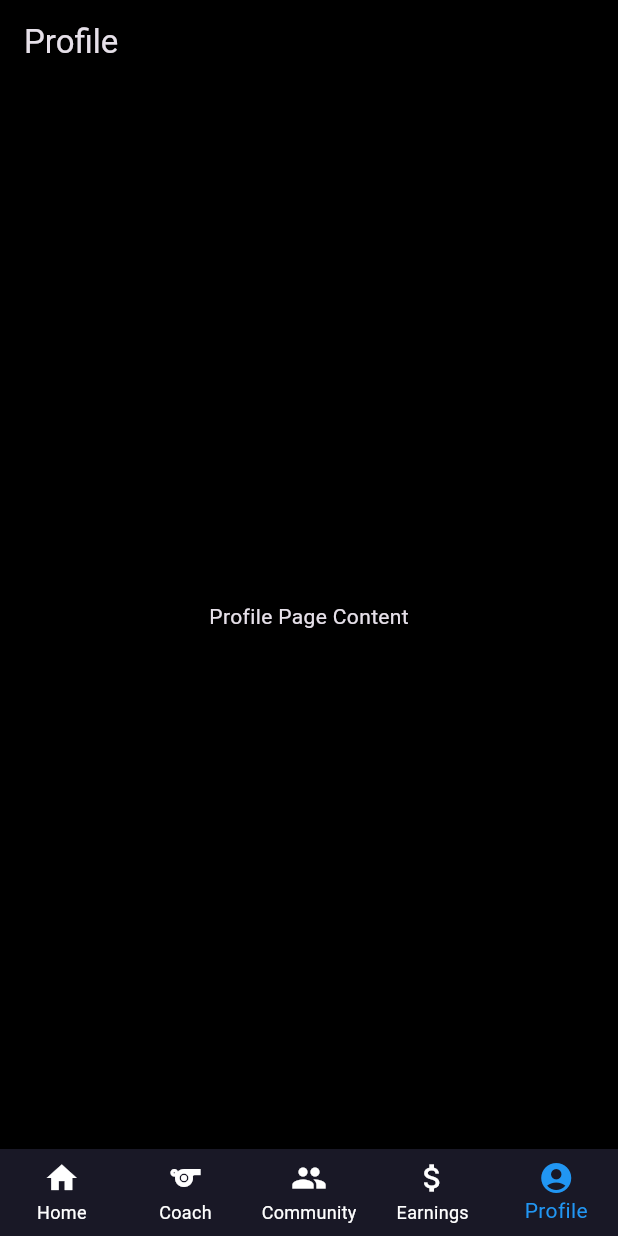
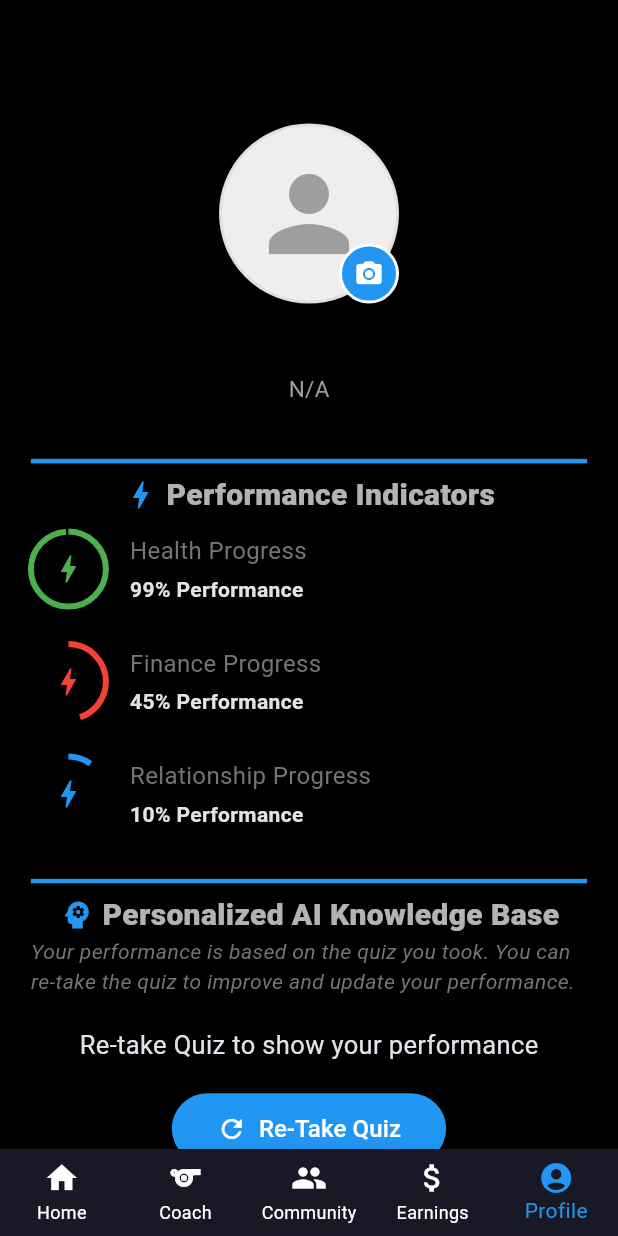
Before and after one commit to Onome15/iyf, a Flutter app: the BottomNavBar screen opened directly, item 5 of the bottom bar chosen, on a phone screen of 412 x 824 dp. Run offline on Flutter 3.47's test engine with Material 3 defaults, Android fonts, the phone set to English and light mode, and no system bars; our stand-ins replace animated_text_kit, flutter_riverpod, fluttertoast, font_awesome_flutter, marquee, shared_preferences; accounts and stored records are empty.

Commit message:
added profile

```diff
--- a/lib/main.dart
+++ b/lib/main.dart
@@ -21,6 +21,6 @@ class MyApp extends StatelessWidget {
             backgroundColor: Colors.black,
           ),
         ),
-        home: const BottomNavBar());
+        home: const SplashScreen());
   }
 }
--- a/lib/screens/home/home_page.dart
+++ b/lib/screens/home/home_page.dart
@@ -54,7 +54,7 @@ class _HomePageState extends ConsumerState<HomePage> {
             Row(
               children: [
                 CircleAvatar(
-                  radius: screenWidth * 0.075,
+                  radius: screenWidth * 0.07,
                   backgroundColor: Colors.grey,
                   child: Icon(
                     Icons.person,
@@ -66,18 +66,21 @@ class _HomePageState extends ConsumerState<HomePage> {
                 Column(
                   crossAxisAlignment: CrossAxisAlignment.start,
                   children: [
-                    const Text("Good Evening,"),
                     Text(
-                      fullName,
+                      "Hi, $fullName",
                       style: const TextStyle(
-                        fontSize: 16,
+                        fontSize: 14,
                         fontWeight: FontWeight.bold,
                       ),
+                    ),
+                    const Text(
+                      "Welcome, let's innovate your life",
+                      style: TextStyle(fontSize: 10, color: Colors.grey),
                     ),
                   ],
                 ),
                 const Spacer(),
-                const Icon(Icons.mail),
+                const Icon(Icons.support_agent_outlined),
                 SizedBox(width: screenWidth * 0.025),
                 const Icon(Icons.notifications_active),
               ],
@@ -269,28 +272,7 @@ class _HomePageState extends ConsumerState<HomePage> {
                   ),
                   const SizedBox(width: 12),
                   Row(
-                    children: [
-                      RichText(
-                        text: const TextSpan(
-                          style: TextStyle(
-                            fontStyle: FontStyle.italic,
-                            fontSize: 20,
-                            color: Colors.black,
-                          ),
-                          children: [
-                            TextSpan(
-                              text: "Begin your path to a\nstronger ",
-                            ),
-                            TextSpan(
-                              text: "relationship",
-                              style: TextStyle(
-                                fontWeight: FontWeight.bold,
-                              ),
-                            ),
-                          ],
-                        ),
-                      ),
-                    ],
+                    children: [buildAnimatedRichText()],
                   ),
                 ],
               ),
@@ -447,4 +429,55 @@ class _HomePageState extends ConsumerState<HomePage> {
       ),
     );
   }
+
+  Widget buildAnimatedRichText() {
+    return RichText(
+      text: TextSpan(
+        style: const TextStyle(
+          fontStyle: FontStyle.italic,
+          fontSize: 20,
+          color: Colors.black,
+        ),
+        children: [
+          const TextSpan(
+            text: "Begin your path to a\nstronger ",
+          ),
+          WidgetSpan(
+            alignment: PlaceholderAlignment.baseline,
+            baseline: TextBaseline.alphabetic,
+            child: AnimatedTextKit(
+              animatedTexts: [
+                FadeAnimatedText(
+                  'relationship',
+                  textStyle: const TextStyle(
+                    fontWeight: FontWeight.bold,
+                    fontSize: 20,
+                    color: Colors.black,
+                  ),
+                ),
+                FadeAnimatedText(
+                  'finance',
+                  textStyle: const TextStyle(
+                    fontWeight: FontWeight.bold,
+                    fontSize: 20,
+                    color: Colors.black,
+                  ),
+                ),
+                FadeAnimatedText(
+                  'health',
+                  textStyle: const TextStyle(
+                    fontWeight: FontWeight.bold,
+                    fontSize: 20,
+                    color: Colors.black,
+                  ),
+                ),
+              ],
+              repeatForever: true,
+              pause: const Duration(milliseconds: 500),
+            ),
+          ),
+        ],
+      ),
+    );
+  }
 }
--- a/lib/screens/home/navbar.dart
+++ b/lib/screens/home/navbar.dart
@@ -1,9 +1,14 @@
 import 'package:flutter/material.dart';
-
+import 'package:iyl/screens/home/profile_page.dart';
 import 'home_page.dart';
 
 class BottomNavBar extends StatefulWidget {
-  const BottomNavBar({super.key});
+  final String? response;
+
+  const BottomNavBar({
+    super.key,
+    this.response,
+  });
 
   @override
   BottomNavBarState createState() => BottomNavBarState();
@@ -12,13 +17,19 @@ class BottomNavBar extends StatefulWidget {
 class BottomNavBarState extends State<BottomNavBar> {
   int _currentIndex = 0;
 
-  final List<Widget> _pages = [
-    const HomePage(),
-    const CoachPage(),
-    const CommunityPage(),
-    const EarningsPage(),
-    const ProfileScreen(),
-  ];
+  late List<Widget> _pages;
+
+  @override
+  void initState() {
+    super.initState();
+    _pages = [
+      const HomePage(),
+      const CoachPage(),
+      const CommunityPage(),
+      const EarningsPage(),
+      ProfilePage(response: widget.response),
+    ];
+  }
 
   void _onTabTapped(int index) {
     setState(() {
@@ -99,15 +110,3 @@ class EarningsPage extends StatelessWidget {
     );
   }
 }
-
-class ProfileScreen extends StatelessWidget {
-  const ProfileScreen({super.key});
-
-  @override
-  Widget build(BuildContext context) {
-    return Scaffold(
-      appBar: AppBar(title: const Text('Profile')),
-      body: const Center(child: Text('Profile Page Content')),
-    );
-  }
-}
--- /dev/null
+++ b/lib/screens/home/profile_page.dart
@@ -0,0 +1,273 @@
+import "package:flutter/material.dart";
+import "package:shared_preferences/shared_preferences.dart";
+
+class ProfilePage extends StatefulWidget {
+  final String? response;
+
+  const ProfilePage({super.key, required this.response});
+
+  @override
+  State<ProfilePage> createState() => _ProfilePageState();
+}
+
+class _ProfilePageState extends State<ProfilePage> {
+  String fullName = "";
+  String role = '';
+
+  @override
+  void initState() {
+    super.initState();
+    _fetchFullName();
+  }
+
+  Future<void> _fetchFullName() async {
+    SharedPreferences prefs = await SharedPreferences.getInstance();
+    setState(() {
+      fullName = prefs.getString('Fullname') ?? "Not set";
+      role = prefs.getString('role') ?? 'N/A';
+    });
+  }
+
+  @override
+  Widget build(BuildContext context) {
+    final screenWidth = MediaQuery.of(context).size.width;
+    final screenHeight = MediaQuery.of(context).size.height;
+    return Scaffold(
+      body: SingleChildScrollView(
+        child: Center(
+          child: Padding(
+            padding: EdgeInsets.only(
+              top: screenHeight * 0.1,
+              left: screenWidth * 0.05,
+              right: screenWidth * 0.05,
+            ),
+            child: Column(
+              mainAxisAlignment: MainAxisAlignment.start,
+              children: [
+                Stack(
+                  alignment: Alignment.center,
+                  children: [
+                    Container(
+                      width: 120,
+                      height: 120,
+                      decoration: BoxDecoration(
+                        color: Colors.grey[200],
+                        shape: BoxShape.circle,
+                        border: Border.all(
+                          color: Colors.grey[300]!,
+                          width: 2,
+                        ),
+                      ),
+                      child: const Icon(
+                        Icons.person,
+                        size: 80,
+                        color: Colors.grey,
+                      ),
+                    ),
+
+                    // Camera icon positioned at the edge
+                    Positioned(
+                      bottom: 0,
+                      right: 0,
+                      child: Container(
+                        padding: const EdgeInsets.all(8),
+                        decoration: BoxDecoration(
+                          color: Colors.blue,
+                          shape: BoxShape.circle,
+                          border: Border.all(
+                            color: Colors.white,
+                            width: 2,
+                          ),
+                        ),
+                        child: const Icon(
+                          Icons.camera_alt,
+                          size: 20,
+                          color: Colors.white,
+                        ),
+                      ),
+                    ),
+                  ],
+                ),
+
+                const SizedBox(height: 20),
+
+                // Profile text
+                Text(
+                  fullName,
+                  style: const TextStyle(
+                    fontSize: 18,
+                    fontWeight: FontWeight.bold,
+                  ),
+                ),
+
+                Text(
+                  role,
+                  style: const TextStyle(
+                    fontSize: 15,
+                    color: Colors.grey,
+                  ),
+                ),
+
+                const SizedBox(height: 30),
+                const Divider(
+                  color: Colors.blue,
+                  thickness: 3.0,
+                ),
+                const Row(
+                  mainAxisAlignment: MainAxisAlignment.center,
+                  children: [
+                    Icon(Icons.bolt, color: Colors.blue),
+                    SizedBox(width: 5),
+                    Text(
+                      "Performance Indicators",
+                      style: TextStyle(
+                          fontSize: 20,
+                          color: Colors.white70,
+                          fontWeight: FontWeight.w900),
+                    ),
+                  ],
+                ),
+                const SizedBox(height: 10),
+
+                buildProgressRow(
+                  progress: 0.99,
+                  topText: "Health",
+                  progressNumber: "99%",
+                  color: Colors.green,
+                ),
+                const SizedBox(height: 25),
+                buildProgressRow(
+                  progress: 0.45,
+                  topText: "Finance",
+                  progressNumber: "45%",
+                  color: Colors.red,
+                ),
+                const SizedBox(height: 25),
+                buildProgressRow(
+                  progress: 0.10,
+                  topText: "Relationship",
+                  progressNumber: "10%",
+                  color: Colors.blue,
+                ),
+                const SizedBox(height: 25),
+                const Divider(
+                  color: Colors.blue, // Set the line color
+                  thickness: 3.0, // Set the line thickness
+                ),
+                const Row(
+                  mainAxisAlignment: MainAxisAlignment.center,
+                  children: [
+                    Icon(Icons.psychology, color: Colors.blue),
+                    SizedBox(width: 5),
+                    Text(
+                      "Personalized AI Knowledge Base",
+                      style: TextStyle(
+                          fontSize: 20,
+                          color: Colors.white70,
+                          fontWeight: FontWeight.w900),
+                    ),
+                  ],
+                ),
+                Text(
+                  "Your performance is based on the quiz you took. You can re-take the quiz to improve and update your performance.",
+                  style: TextStyle(
+                    color: Colors.grey[600],
+                    fontStyle: FontStyle.italic,
+                  ),
+                ),
+                const SizedBox(height: 20),
+                Text(
+                  (widget.response == null || widget.response!.isEmpty)
+                      ? "Re-take Quiz to show your performance"
+                      : widget.response!,
+                  style: const TextStyle(fontSize: 17),
+                ),
+                const SizedBox(height: 20),
+
+                ElevatedButton(
+                  onPressed: () {},
+                  style: ElevatedButton.styleFrom(
+                    backgroundColor: Colors.blue,
+                    foregroundColor: Colors.white,
+                    padding: const EdgeInsets.symmetric(
+                        horizontal: 30, vertical: 12),
+                    shape: RoundedRectangleBorder(
+                      borderRadius: BorderRadius.circular(25),
+                    ),
+                  ),
+                  child: const Row(
+                    mainAxisSize: MainAxisSize.min,
+                    children: [
+                      Icon(
+                        Icons.refresh,
+                        size: 20,
+                      ),
+                      SizedBox(width: 8),
+                      Text(
+                        'Re-Take Quiz',
+                        style: TextStyle(fontSize: 16),
+                      ),
+                    ],
+                  ),
+                ),
+              ],
+            ),
+          ),
+        ),
+      ),
+    );
+  }
+
+  Widget buildProgressRow({
+    required double progress,
+    required String topText,
+    required String progressNumber,
+    required Color color,
+  }) {
+    return Row(
+      children: [
+        // Circular progress with thunder icon
+        Stack(
+          alignment: Alignment.center,
+          children: [
+            SizedBox(
+              width: 50,
+              height: 50,
+              child: CircularProgressIndicator(
+                value: progress,
+                color: color,
+                strokeWidth: 4,
+              ),
+            ),
+            Icon(
+              Icons.bolt,
+              color: color,
+              size: 24,
+            ),
+          ],
+        ),
+
+        const SizedBox(width: 16),
+
+        // Column with two text widgets
+        Column(
+          crossAxisAlignment: CrossAxisAlignment.start,
+          children: [
+            Text(
+              "$topText Progress",
+              style: TextStyle(
+                fontSize: 16,
+                color: Colors.grey[600],
+              ),
+            ),
+            const SizedBox(height: 4),
+            Text(
+              "$progressNumber Performance",
+              style: const TextStyle(fontSize: 14, fontWeight: FontWeight.bold),
+            ),
+          ],
+        ),
+      ],
+    );
+  }
+}
--- a/lib/screens/quiz/ai_response.dart
+++ b/lib/screens/quiz/ai_response.dart
@@ -2,6 +2,7 @@ import 'dart:async';
 import 'package:flutter/material.dart';
 import 'package:flutter/rendering.dart';
 import 'package:iyl/screens/home/home_page.dart';
+import 'package:iyl/screens/home/navbar.dart';
 import '../../shared/methods.dart';
 
 class AiResponse extends StatefulWidget {
@@ -82,14 +83,15 @@ class AiResponseState extends State<AiResponse> {
             icon: const Icon(Icons.home),
             onPressed: isTypingComplete
                 ? () {
-                    pushNavigateWithFade(context, const HomePage());
+                    pushNavigateWithFade(
+                        context, BottomNavBar(response: widget.response));
                   }
-                : null, // Disable until typing is complete
+                : null,
           ),
         ],
       ),
       body: SingleChildScrollView(
-        controller: _scrollController, // Attach ScrollController
+        controller: _scrollController,
         padding: const EdgeInsets.all(15),
         child: Column(
           crossAxisAlignment: CrossAxisAlignment.start,
```
